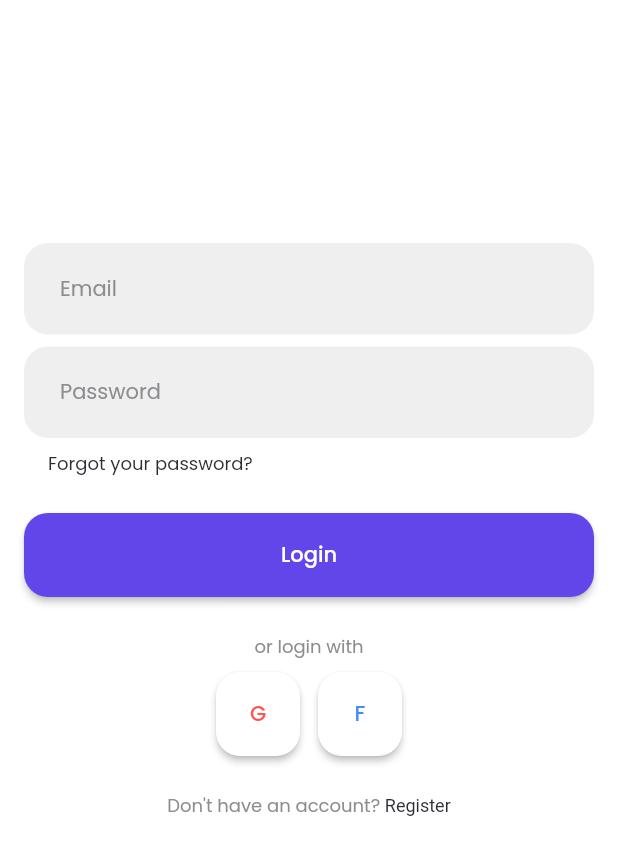
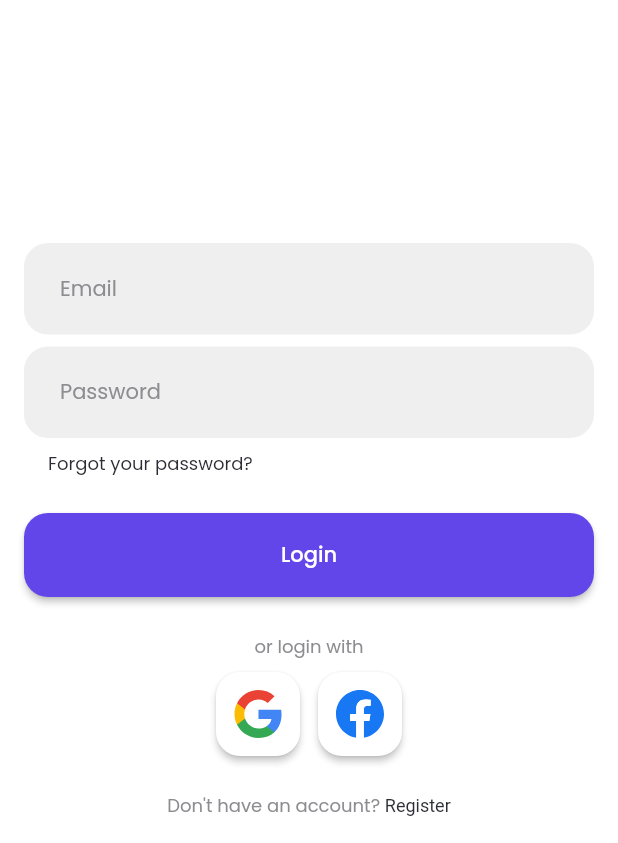
Before and after one commit to ggalambas/mywaiter_ui, a Flutter app: the screen it shows after launch, on a phone screen of 412 x 824 dp, the part 393-1236 px from its top. Run offline on Flutter 3.47's test engine with Material 2 defaults, Android fonts, the phone set to English and light mode, and no system bars; our stand-ins replace flutter_svg, google_fonts, lucide_icons.

Commit message:
social icons

```diff
--- a/lib/pages/login_page.dart
+++ b/lib/pages/login_page.dart
@@ -83,7 +83,10 @@ class LoginPage extends StatelessWidget {
                                 padding: EdgeInsets.zero,
                               ),
                               onPressed: () {},
-                              child: Text('G'),
+                              child: SvgPicture.asset(
+                                'assets/google.svg',
+                                height: 32,
+                              ),
                             ),
                             SizedBox(width: 12),
                             ElevatedButton(
@@ -94,7 +97,10 @@ class LoginPage extends StatelessWidget {
                                 padding: EdgeInsets.zero,
                               ),
                               onPressed: () {},
-                              child: Text('F'),
+                              child: SvgPicture.asset(
+                                'assets/facebook.svg',
+                                height: 32,
+                              ),
                             ),
                           ],
                         ),
```
Also changed, not shown: assets/facebook.svg (added), assets/google.svg (added).
